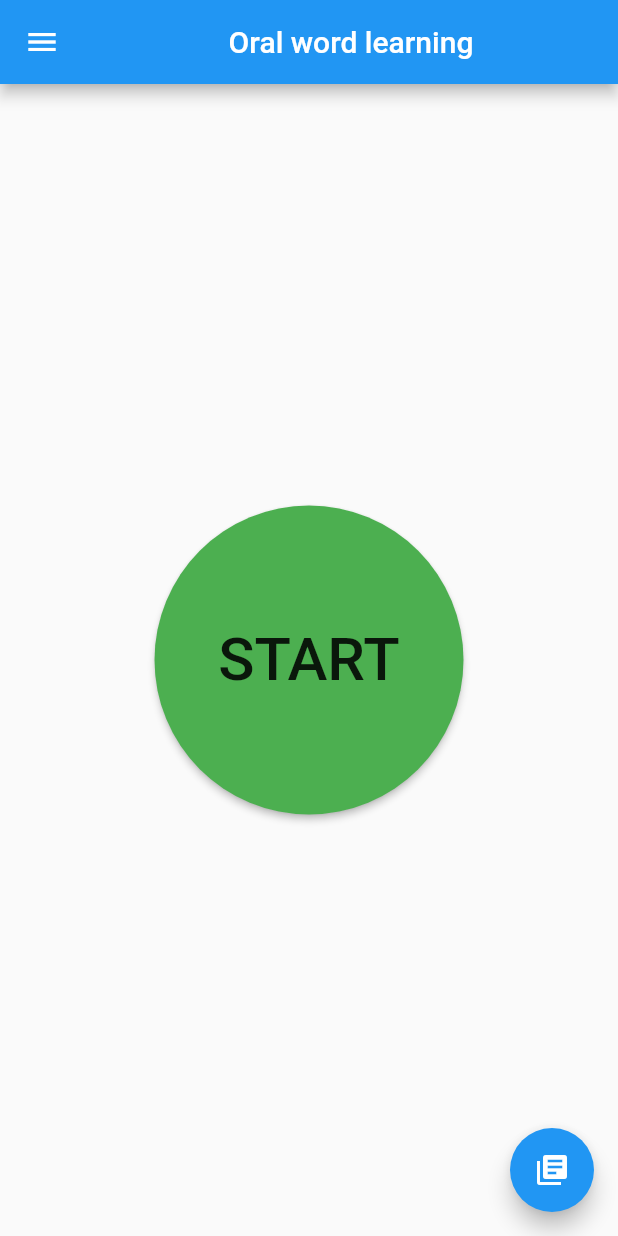
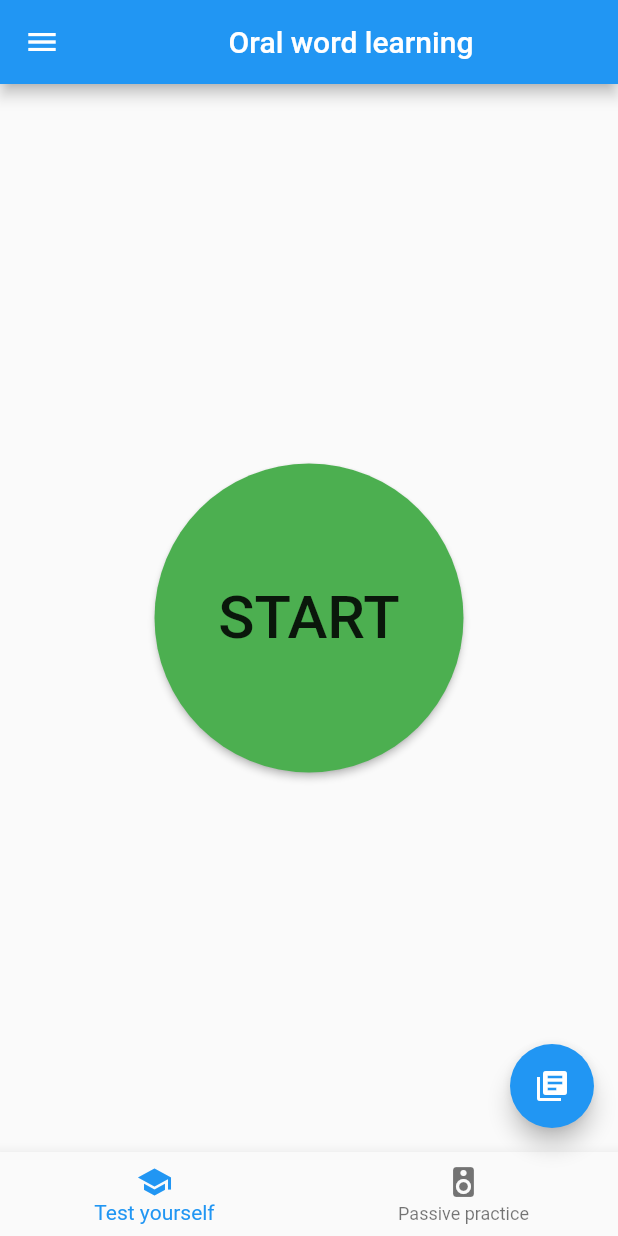
Before and after one commit to KatazzaHack/owl, a Flutter app: the screen it shows after launch, on a phone screen of 412 x 824 dp. Run offline on Flutter 3.47's test engine with Material 2 defaults, Android fonts, the phone set to English and light mode, and no system bars; our stand-ins replace auto_size_text, flutter_tts, permission_handler, shared_preferences, speech_to_text, sqflite; missing offline and left inert: edit_distance; accounts and stored records are empty.

Commit message:
Create bar for training mod.

```diff
--- a/lib/main.dart
+++ b/lib/main.dart
@@ -1,5 +1,7 @@
 import 'package:flutter/material.dart';
 import 'package:owl/start_page.dart';
+import 'package:owl/training_mod_model.dart';
+import 'package:provider/provider.dart';
 
 void main() async {
   runApp(OWLApp());
@@ -15,7 +17,10 @@ class OWLApp extends StatelessWidget {
         primarySwatch: Colors.blue,
         visualDensity: VisualDensity.adaptivePlatformDensity,
       ),
-      home: StartPage(),
+      home: ChangeNotifierProvider(
+        create: (context) => TrainingModModel(),
+        child: StartPage(),
+      ),
     );
   }
 }
--- a/lib/start_page.dart
+++ b/lib/start_page.dart
@@ -3,6 +3,7 @@ import 'package:owl/stop_page.dart';
 import 'package:owl/dictionary_selection_page.dart';
 import 'package:permission_handler/permission_handler.dart';
 import 'package:owl/database/common_helper.dart';
+import 'package:owl/training_mod_bar.dart';
 
 class StartPage extends StatelessWidget {
 
@@ -72,6 +73,7 @@ class StartPage extends StatelessWidget {
         tooltip: 'Change dictionary',
         child: Icon(Icons.library_books),
       ),
+      bottomNavigationBar: TrainingModBar(),
     );
   }
 }
--- /dev/null
+++ b/lib/training_mod_bar.dart
@@ -0,0 +1,39 @@
+import 'package:flutter/material.dart';
+import 'package:provider/provider.dart';
+import 'package:owl/training_mod_model.dart';
+
+class TrainingModBar extends StatefulWidget {
+  TrainingModBar({Key key}) : super(key: key);
+
+  @override
+  _TrainingModBarState createState() => _TrainingModBarState();
+}
+
+class _TrainingModBarState extends State<TrainingModBar> {
+  void _onItemTapped(int index) {
+    Provider.of<TrainingModModel>(context, listen: false).setState(index);
+  }
+
+  @override
+  Widget build(BuildContext context) {
+    return Consumer<TrainingModModel>(
+      builder: (context, trainingMod, child) {
+        assert(trainingMod != null);
+        return BottomNavigationBar(
+          items: const <BottomNavigationBarItem>[
+            BottomNavigationBarItem(
+              icon: Icon(Icons.school),
+              title: Text('Test yourself'),
+            ),
+            BottomNavigationBarItem(
+              icon: Icon(Icons.speaker),
+              title: Text('Passive practice'),
+            ),
+          ],
+          currentIndex: trainingMod.state,
+          onTap: _onItemTapped,
+        );
+      },
+    );
+  }
+}
--- /dev/null
+++ b/lib/training_mod_model.dart
@@ -0,0 +1,13 @@
+import 'package:flutter/material.dart';
+
+class TrainingModModel extends ChangeNotifier {
+  bool _state = false;
+
+  int get state => _state ? 1 : 0;
+
+  void setState(int state) {
+    assert((state == 0) || (state == 1));
+    _state = state == 1;
+    notifyListeners();
+  }
+}
--- a/pubspec.yaml
+++ b/pubspec.yaml
@@ -34,6 +34,7 @@ dependencies:
   shared_preferences:
   awesome_dialog: ^1.1.3
   http:
+  provider:
 
   # The following adds the Cupertino Icons font to your application.
   # Use with the CupertinoIcons class for iOS style icons.
```
